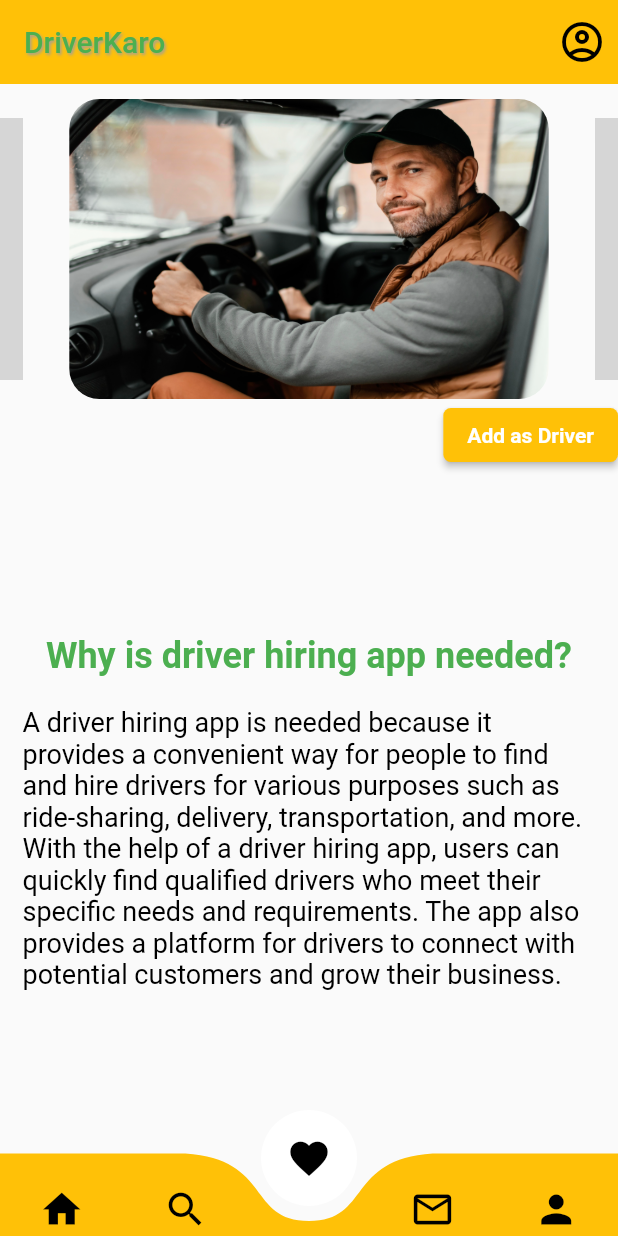
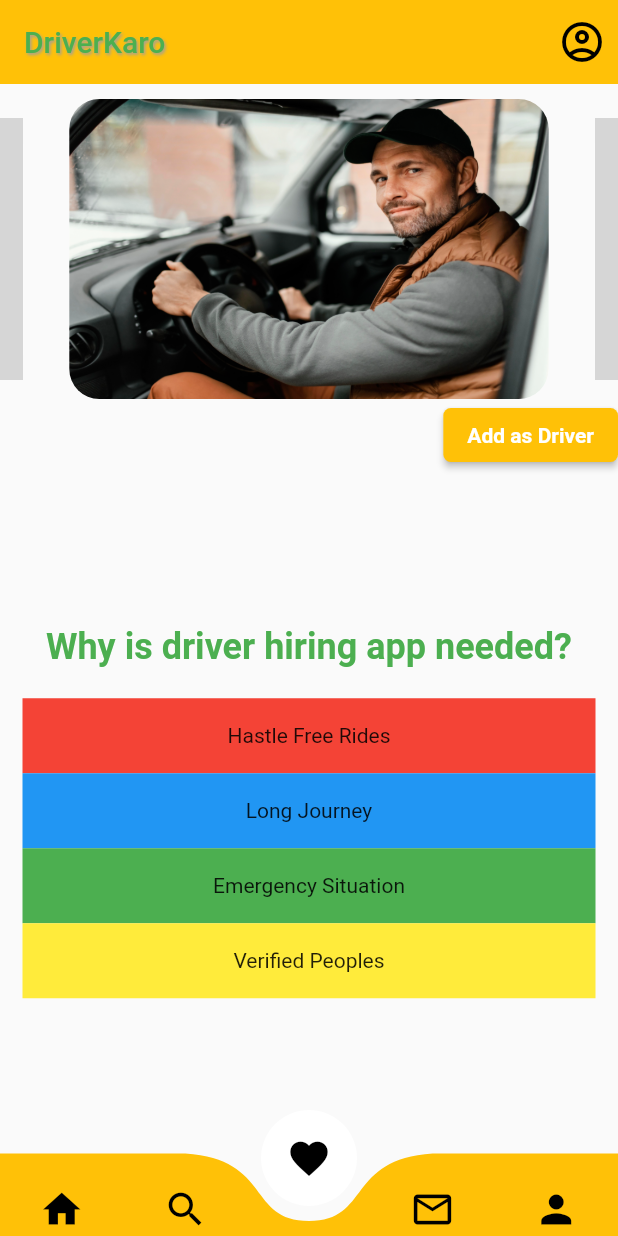
Before and after one commit to LEARNER-dakshesh/WheelsOnCall, a Flutter app: the screen it shows after launch, on a phone screen of 412 x 824 dp. Run offline on Flutter 3.47's test engine with Material 2 defaults, Android fonts, the light colour scheme and no system bars; drawn by our look-alikes of carousel_slider, curved_navigation_bar; our stand-ins replace cached_network_image, cloud_firestore, firebase_auth, firebase_core, firebase_storage, flutter_spinkit and 6 more; missing offline and left inert: firebase_cached_image; accounts and stored records are empty; grey boxes are pictures that could not be loaded.

Commit message:
final updated changes

```diff
--- a/lib/Home.dart
+++ b/lib/Home.dart
@@ -37,7 +37,7 @@ class _HomeState extends State<Home> {
       IconButton(
         icon: Icon(Icons.home, size: 30),
         onPressed: () {
-          Navigator.pushNamed(context, 'Home');
+          Navigator.pushNamed(context, 'home');
         },
       ),
       IconButton(
@@ -49,7 +49,7 @@ class _HomeState extends State<Home> {
       IconButton(
         icon: Icon(Icons.favorite, size: 30),
         onPressed: () {
-          Navigator.pushNamed(context, 'Home');
+          Navigator.pushNamed(context, 'favorite_screen');
         },
       ),
       IconButton(
@@ -115,8 +115,7 @@ class _HomeState extends State<Home> {
           ),
         ),
         body: Container(
-        child: Column(
-          children: [
+            child: Column(children: [
           Padding(
             padding: EdgeInsets.only(top: 10),
             child: CarouselSlider(
@@ -197,21 +196,41 @@ class _HomeState extends State<Home> {
                           ),
                         ),
                         SizedBox(height: 20),
-                    Text(
-                      'A driver hiring app is needed because it provides a convenient way for people to find and hire drivers for various purposes such as ride-sharing, delivery, transportation, and more. With the help of a driver hiring app, users can quickly find qualified drivers who meet their specific needs and requirements. The app also provides a platform for drivers to connect with potential customers and grow their business.',
-                      style: TextStyle(
-                        fontSize: 18,
-                        color: Colors.black,
+                        Container(
+                            child: Column(children: [
+                          Container(
+                            height: 50,
+                            padding: EdgeInsets.all(10),
+                            color: Colors.red,
+                            child: Center(
+                              child: Text("Hastle Free Rides"),
                             ),
                           ),
-                  ],
+                          Container(
+                            height: 50,
+                            color: Colors.blue,
+                            padding: EdgeInsets.all(10),
+                            child: Center(
+                              child: Text("Long Journey"),
                             ),
                           ),
-            ),
-          ],
+                          Container(
+                            height: 50,
+                            color: Colors.green,
+                            child: Center(
+                              child: Text("Emergency Situation"),
                             ),
                           ),
-    );
+                          Container(
+                            height: 50,
+                            color: Colors.yellow,
+                            child: Center(
+                              child: Text("Verified Peoples"),
+                            ),
+                          )
+                        ]))
+                      ])))
+        ])));
   }
 }
 //   void setState(int Function() param0) {}
--- a/lib/insert.dart
+++ b/lib/insert.dart
@@ -35,7 +35,6 @@ class RealtimeDatabaseInsert extends StatelessWidget {
             padding: const EdgeInsets.all(20.0),
             child: Column(
               children: [
-
                 Text(
                   'Insert Driver Details',
                   style: TextStyle(fontSize: 28,fontWeight: FontWeight.bold,color: Colors.green),
--- a/lib/models/fetch.dart
+++ b/lib/models/fetch.dart
@@ -68,6 +68,7 @@ class _FetchState extends State<Fetch> {
           }
 
           return ListView.builder(
+            physics: BouncingScrollPhysics(parent: ClampingScrollPhysics()),
             itemCount: snapshot.data!.length,
             itemBuilder: (context, index) {
               return Padding(
--- a/lib/ot.dart
+++ b/lib/ot.dart
@@ -135,7 +135,6 @@ class _MyOtState extends State<MyOt> {
                 height: 20,
               ),
               Pinput(
-
                   autofillHints: [AutofillHints.oneTimeCode],
                   defaultPinTheme: defaultPinTheme,
                   focusedPinTheme: focusedPinTheme,
--- a/lib/screens/mail_screen.dart
+++ b/lib/screens/mail_screen.dart
@@ -132,7 +132,8 @@ class _MailScreenState extends State<MailScreen> {
                 Expanded(
                   child: Container(
                     padding: EdgeInsets.symmetric(vertical: 10.0),
-                    child: TextFormField(
+                   child: TextFormField(
+                      controller: _messageController, // Add this line
                       decoration: InputDecoration(
                         hintText: 'Write your message here for any kind of Support',
                         border: OutlineInputBorder(),
--- a/lib/screens/search_screen.dart
+++ b/lib/screens/search_screen.dart
@@ -29,7 +29,7 @@ class _SearchScreenState extends State<SearchScreen> {
       IconButton(
         icon: Icon(Icons.home, size: 30),
         onPressed: () {
-          Navigator.pushNamed(context, 'Home');
+          Navigator.pushNamed(context, 'home');
         },
       ),
       IconButton(
@@ -47,7 +47,7 @@ class _SearchScreenState extends State<SearchScreen> {
       IconButton(
         icon: Icon(Icons.mail_outline, size: 30),
         onPressed: () {
-          Navigator.pushNamed(context, 'search_screen');
+          Navigator.pushNamed(context, 'mail_screen');
         },
       ),
       IconButton(
```
Also changed, not shown: lib/screens/about_screen.dart (+4 -4 lines), lib/screens/home_screen.dart (+4 -12 lines). Lines whose indentation alone changed are shown as unchanged.
